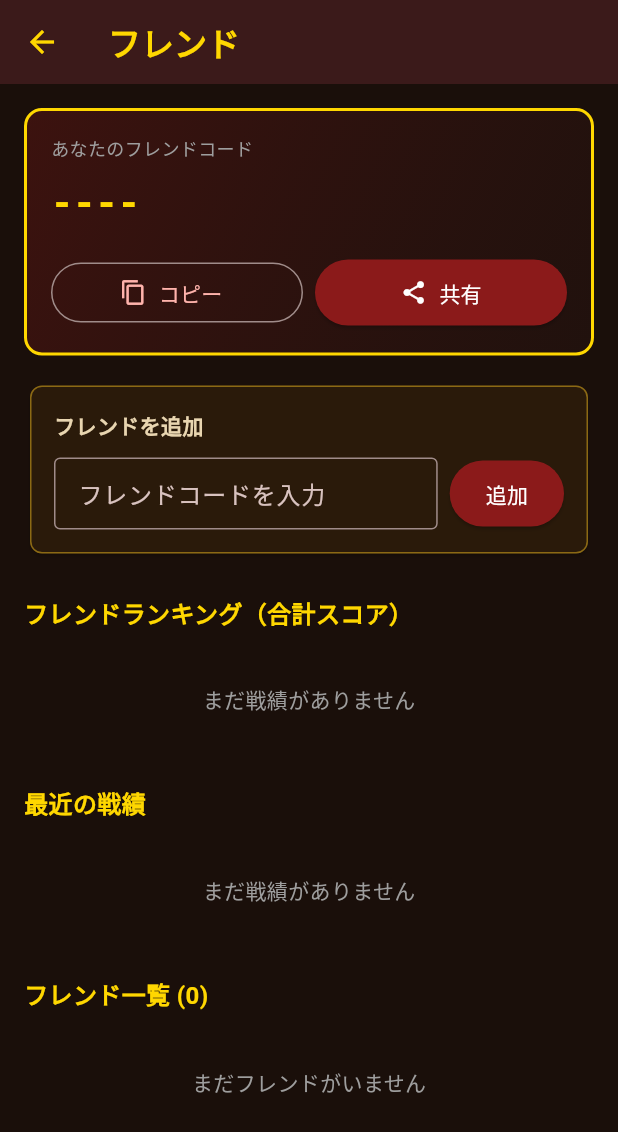
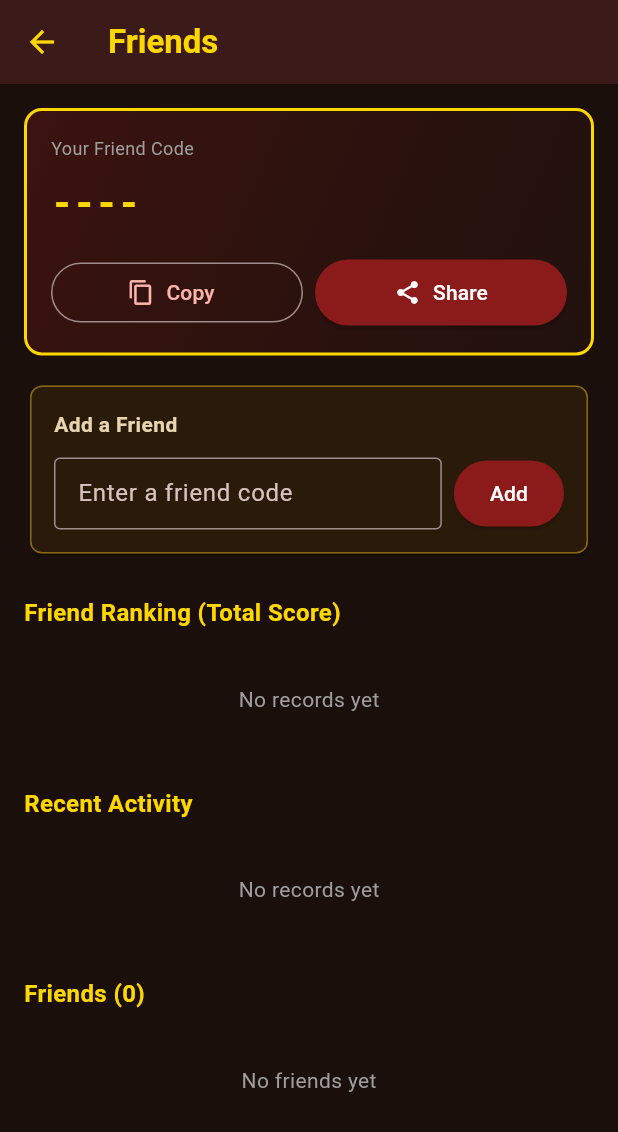
Before and after one commit to zka32101/sengoku_saihairoku, a Flutter app: the FriendsScreen screen opened by its route, on a phone screen of 412 x 824 dp. Shown: the top 1132 px of the screen. Run offline on Flutter 3.47's test engine with Material 3 defaults, Android fonts, the phone set to English and light mode, and no system bars; our stand-ins replace cloud_firestore, firebase_auth, firebase_core, firebase_messaging, flutter_local_notifications, flutter_riverpod and 6 more; missing offline and left inert: flame; accounts and stored records are empty; network calls fail.

Commit message:
フレンド画面を多言語化対応 (#98)
- app_ja.arb/app_en.arbにフレンド画面向けキーを追加
  - フレンドコード表示/共有/コピー・フレンド追加・フレンドランキング・
    最近の戦績・フレンド一覧・挑戦設定メッセージ等
  - 時刻表示は既存のstatisticsTimeMinutesAgo/statisticsTimeMonthDayキー、
    勝敗表示は既存のchainBattleWin/chainBattleLossキーを再利用
- flutter gen-l10nで生成コードを更新
- friends_screen.dartの静的UI文言をAppLocalizations経由に移行

flutter analyze: 0 issues / flutter test: 26 tests all passed


Claude-Session: https://claude.ai/code/session_016FQTHUoanQF4M3kXY84mnW

Co-authored-by: Claude <noreply@anthropic.com>

```diff
--- a/lib/l10n/app_en.arb
+++ b/lib/l10n/app_en.arb
@@ -669,5 +669,47 @@
   "cosmeticsPrestigeTierGold": "Gold",
   "cosmeticsPrestigeTierPlatinum": "Platinum",
   "cosmeticsPrestigeTierDiamond": "Diamond",
-  "cosmeticsPrestigeTierUnknown": "Unknown"
+  "cosmeticsPrestigeTierUnknown": "Unknown",
+  "friendsTitle": "Friends",
+  "friendsAddedSuccess": "Friend added!",
+  "friendsAddFailed": "The code is invalid or you're already friends",
+  "friendsChallengeScenarioTitle": "Choose a scenario to challenge",
+  "friendsNoRecordYet": "This friend has no record for this scenario yet",
+  "friendsChallengeSetMessage": "Goal set: beat {friend}'s {scenario} score of {score}! Sortie from the scenario select screen",
+  "@friendsChallengeSetMessage": {
+    "placeholders": {
+      "friend": { "type": "String" },
+      "scenario": { "type": "String" },
+      "score": { "type": "int" }
+    }
+  },
+  "friendsShareMyCodeText": "Let's battle in Sengoku Saihairoku!\nFriend code: {code}",
+  "@friendsShareMyCodeText": {
+    "placeholders": { "code": { "type": "String" } }
+  },
+  "friendsCopySuccess": "Friend code copied",
+  "friendsMyCodeLabel": "Your Friend Code",
+  "friendsCopyButton": "Copy",
+  "friendsShareButton": "Share",
+  "friendsAddFriendTitle": "Add a Friend",
+  "friendsCodeHint": "Enter a friend code",
+  "friendsAddButton": "Add",
+  "friendsRankingTitle": "Friend Ranking (Total Score)",
+  "friendsNoRecordsYet": "No records yet",
+  "friendsRecentActivityTitle": "Recent Activity",
+  "friendsListTitle": "Friends ({count})",
+  "@friendsListTitle": {
+    "placeholders": { "count": { "type": "int" } }
+  },
+  "friendsNoFriendsYet": "No friends yet",
+  "friendsYouLabel": "You",
+  "friendsActivityLine": "{player} got a {result} in {scenario}",
+  "@friendsActivityLine": {
+    "placeholders": {
+      "player": { "type": "String" },
+      "scenario": { "type": "String" },
+      "result": { "type": "String" }
+    }
+  },
+  "friendsChallengeTooltip": "Challenge"
 }
--- a/lib/presentation/screens/friends_screen.dart
+++ b/lib/presentation/screens/friends_screen.dart
@@ -5,6 +5,7 @@ import '../../core/services/firebase_service.dart';
 import '../../data/models/scenario_data.dart';
 import '../../data/repositories/friend_repository.dart';
 import '../../data/repositories/friend_challenge_repository.dart';
+import '../../l10n/generated/app_localizations.dart';
 
 /// フレンド管理画面：自分のフレンドコード表示・共有、
 /// フレンド追加、フレンド限定ランキング表示
@@ -72,6 +73,7 @@ class _FriendsScreenState extends State<FriendsScreen> {
   }
 
   Future<void> _addFriend() async {
+    final l10n = AppLocalizations.of(context)!;
     final userId = FirebaseService().userId;
     final code = _codeController.text.trim();
     if (userId == null || code.isEmpty) return;
@@ -91,10 +93,10 @@ class _FriendsScreenState extends State<FriendsScreen> {
       await _loadData();
       if (!mounted) return;
       ScaffoldMessenger.of(context).showSnackBar(
-        const SnackBar(content: Text('フレンドを追加しました！')),
+        SnackBar(content: Text(l10n.friendsAddedSuccess)),
       );
     } else {
-      setState(() => _errorMessage = 'コードが無効か、既にフレンド登録済みです');
+      setState(() => _errorMessage = l10n.friendsAddFailed);
     }
   }
 
@@ -106,10 +108,11 @@ class _FriendsScreenState extends State<FriendsScreen> {
   }
 
   Future<void> _challengeFriend(FriendInfo friend) async {
+    final l10n = AppLocalizations.of(context)!;
     final scenario = await showDialog<Scenario>(
       context: context,
       builder: (ctx) => SimpleDialog(
-        title: const Text('挑戦するシナリオを選ぶ'),
+        title: Text(l10n.friendsChallengeScenarioTitle),
         children: Scenario.values
             .map((s) => SimpleDialogOption(
                   onPressed: () => Navigator.pop(ctx, s),
@@ -126,7 +129,7 @@ class _FriendsScreenState extends State<FriendsScreen> {
 
     if (bestScore == null) {
       ScaffoldMessenger.of(context).showSnackBar(
-        const SnackBar(content: Text('このフレンドはまだこのシナリオの記録がありません')),
+        SnackBar(content: Text(l10n.friendsNoRecordYet)),
       );
       return;
     }
@@ -144,8 +147,8 @@ class _FriendsScreenState extends State<FriendsScreen> {
     ScaffoldMessenger.of(context).showSnackBar(
       SnackBar(
         content: Text(
-          '目標設定: ${friend.friendCode}の${scenario.displayNameJa}スコア '
-          '$bestScore点を超えよう！シナリオ選択から出陣してください',
+          l10n.friendsChallengeSetMessage(
+              friend.friendCode, scenario.displayNameJa, bestScore),
         ),
         duration: const Duration(seconds: 4),
       ),
@@ -153,30 +156,33 @@ class _FriendsScreenState extends State<FriendsScreen> {
   }
 
   void _shareMyCode() {
+    final l10n = AppLocalizations.of(context)!;
     final code = _myCode;
     if (code == null) return;
     SharePlus.instance.share(
       ShareParams(
-        text: '戦国采配録で対戦しよう！\nフレンドコード: $code',
+        text: l10n.friendsShareMyCodeText(code),
       ),
     );
   }
 
   void _copyMyCode() {
+    final l10n = AppLocalizations.of(context)!;
     final code = _myCode;
     if (code == null) return;
     Clipboard.setData(ClipboardData(text: code));
     ScaffoldMessenger.of(context).showSnackBar(
-      const SnackBar(content: Text('フレンドコードをコピーしました')),
+      SnackBar(content: Text(l10n.friendsCopySuccess)),
     );
   }
 
   @override
   Widget build(BuildContext context) {
+    final l10n = AppLocalizations.of(context)!;
     final myUserId = FirebaseService().userId;
 
     return Scaffold(
-      appBar: AppBar(title: const Text('フレンド')),
+      appBar: AppBar(title: Text(l10n.friendsTitle)),
       body: _loading
           ? const Center(child: CircularProgressIndicator())
           : RefreshIndicator(
@@ -188,6 +194,7 @@ class _FriendsScreenState extends State<FriendsScreen> {
                     code: _myCode ?? '----',
                     onCopy: _copyMyCode,
                     onShare: _shareMyCode,
+                    l10n: l10n,
                   ),
                   const SizedBox(height: 16),
                   _AddFriendCard(
@@ -195,10 +202,11 @@ class _FriendsScreenState extends State<FriendsScreen> {
                     isLoading: _isAddingFriend,
                     errorMessage: _errorMessage,
                     onSubmit: _addFriend,
+                    l10n: l10n,
                   ),
                   const SizedBox(height: 24),
                   Text(
-                    'フレンドランキング（合計スコア）',
+                    l10n.friendsRankingTitle,
                     style: const TextStyle(
                       fontSize: 16,
                       fontWeight: FontWeight.bold,
@@ -207,12 +215,12 @@ class _FriendsScreenState extends State<FriendsScreen> {
                   ),
                   const SizedBox(height: 12),
                   if (_ranking.isEmpty)
-                    const Padding(
-                      padding: EdgeInsets.symmetric(vertical: 24),
+                    Padding(
+                      padding: const EdgeInsets.symmetric(vertical: 24),
                       child: Center(
                         child: Text(
-                          'まだ戦績がありません',
-                          style: TextStyle(color: Colors.grey),
+                          l10n.friendsNoRecordsYet,
+                          style: const TextStyle(color: Colors.grey),
                         ),
                       ),
                     )
@@ -222,11 +230,12 @@ class _FriendsScreenState extends State<FriendsScreen> {
                             rank: entry.key + 1,
                             entry: entry.value,
                             isMe: entry.value.userId == myUserId,
+                            l10n: l10n,
                           ),
                         ),
                   const SizedBox(height: 24),
                   Text(
-                    '最近の戦績',
+                    l10n.friendsRecentActivityTitle,
                     style: const TextStyle(
                       fontSize: 16,
                       fontWeight: FontWeight.bold,
@@ -235,12 +244,12 @@ class _FriendsScreenState extends State<FriendsScreen> {
                   ),
                   const SizedBox(height: 12),
                   if (_activity.isEmpty)
-                    const Padding(
-                      padding: EdgeInsets.symmetric(vertical: 24),
+                    Padding(
+                      padding: const EdgeInsets.symmetric(vertical: 24),
                       child: Center(
                         child: Text(
-                          'まだ戦績がありません',
-                          style: TextStyle(color: Colors.grey),
+                          l10n.friendsNoRecordsYet,
+                          style: const TextStyle(color: Colors.grey),
                         ),
                       ),
                     )
@@ -249,11 +258,12 @@ class _FriendsScreenState extends State<FriendsScreen> {
                       (entry) => _ActivityRow(
                         entry: entry,
                         friendCode: _friendCodeFor(entry.userId),
+                        l10n: l10n,
                       ),
                     ),
                   const SizedBox(height: 24),
                   Text(
-                    'フレンド一覧 (${_friends.length})',
+                    l10n.friendsListTitle(_friends.length),
                     style: const TextStyle(
                       fontSize: 16,
                       fontWeight: FontWeight.bold,
@@ -262,12 +272,12 @@ class _FriendsScreenState extends State<FriendsScreen> {
                   ),
                   const SizedBox(height: 12),
                   if (_friends.isEmpty)
-                    const Padding(
-                      padding: EdgeInsets.symmetric(vertical: 24),
+                    Padding(
+                      padding: const EdgeInsets.symmetric(vertical: 24),
                       child: Center(
                         child: Text(
-                          'まだフレンドがいません',
-                          style: TextStyle(color: Colors.grey),
+                          l10n.friendsNoFriendsYet,
+                          style: const TextStyle(color: Colors.grey),
                         ),
                       ),
                     )
@@ -277,6 +287,7 @@ class _FriendsScreenState extends State<FriendsScreen> {
                         friend: friend,
                         onRemove: () => _removeFriend(friend.userId),
                         onChallenge: () => _challengeFriend(friend),
+                        l10n: l10n,
                       ),
                     ),
                 ],
@@ -290,11 +301,13 @@ class _MyCodeCard extends StatelessWidget {
   final String code;
   final VoidCallback onCopy;
   final VoidCallback onShare;
+  final AppLocalizations l10n;
 
   const _MyCodeCard({
     required this.code,
     required this.onCopy,
     required this.onShare,
+    required this.l10n,
   });
 
   @override
@@ -316,9 +329,9 @@ class _MyCodeCard extends StatelessWidget {
       child: Column(
         crossAxisAlignment: CrossAxisAlignment.start,
         children: [
-          const Text(
-            'あなたのフレンドコード',
-            style: TextStyle(fontSize: 12, color: Colors.grey),
+          Text(
+            l10n.friendsMyCodeLabel,
+            style: const TextStyle(fontSize: 12, color: Colors.grey),
           ),
           const SizedBox(height: 8),
           Text(
@@ -337,7 +350,7 @@ class _MyCodeCard extends StatelessWidget {
                 child: OutlinedButton.icon(
                   onPressed: onCopy,
                   icon: const Icon(Icons.copy, size: 18),
-                  label: const Text('コピー'),
+                  label: Text(l10n.friendsCopyButton),
                 ),
               ),
               const SizedBox(width: 8),
@@ -345,7 +358,7 @@ class _MyCodeCard extends StatelessWidget {
                 child: ElevatedButton.icon(
                   onPressed: onShare,
                   icon: const Icon(Icons.share, size: 18),
-                  label: const Text('共有'),
+                  label: Text(l10n.friendsShareButton),
                 ),
               ),
             ],
@@ -361,12 +374,14 @@ class _AddFriendCard extends StatelessWidget {
   final bool isLoading;
   final String? errorMessage;
   final VoidCallback onSubmit;
+  final AppLocalizations l10n;
 
   const _AddFriendCard({
     required this.controller,
     required this.isLoading,
     required this.errorMessage,
     required this.onSubmit,
+    required this.l10n,
   });
 
   @override
@@ -377,9 +392,9 @@ class _AddFriendCard extends StatelessWidget {
         child: Column(
           crossAxisAlignment: CrossAxisAlignment.start,
           children: [
-            const Text(
-              'フレンドを追加',
-              style: TextStyle(
+            Text(
+              l10n.friendsAddFriendTitle,
+              style: const TextStyle(
                 fontSize: 14,
                 fontWeight: FontWeight.bold,
                 color: Color(0xFFE8D5B0),
@@ -392,10 +407,10 @@ class _AddFriendCard extends StatelessWidget {
                   child: TextField(
                     controller: controller,
                     textCapitalization: TextCapitalization.characters,
-                    decoration: const InputDecoration(
-                      hintText: 'フレンドコードを入力',
+                    decoration: InputDecoration(
+                      hintText: l10n.friendsCodeHint,
                       isDense: true,
-                      border: OutlineInputBorder(),
+                      border: const OutlineInputBorder(),
                     ),
                   ),
                 ),
@@ -408,7 +423,7 @@ class _AddFriendCard extends StatelessWidget {
                           height: 16,
                           child: CircularProgressIndicator(strokeWidth: 2),
                         )
-                      : const Text('追加'),
+                      : Text(l10n.friendsAddButton),
                 ),
               ],
             ),
@@ -430,11 +445,13 @@ class _RankingRow extends StatelessWidget {
   final int rank;
   final FriendRankingEntry entry;
   final bool isMe;
+  final AppLocalizations l10n;
 
   const _RankingRow({
     required this.rank,
     required this.entry,
     required this.isMe,
+    required this.l10n,
   });
 
   @override
@@ -467,7 +484,7 @@ class _RankingRow extends StatelessWidget {
             ),
             Expanded(
               child: Text(
-                isMe ? 'あなた' : entry.userId.substring(0, 8),
+                isMe ? l10n.friendsYouLabel : entry.userId.substring(0, 8),
                 style: const TextStyle(color: Color(0xFFE8D5B0)),
               ),
             ),
@@ -488,8 +505,13 @@ class _RankingRow extends StatelessWidget {
 class _ActivityRow extends StatelessWidget {
   final FriendActivityEntry entry;
   final String? friendCode; // nullなら自分自身
+  final AppLocalizations l10n;
 
-  const _ActivityRow({required this.entry, required this.friendCode});
+  const _ActivityRow({
+    required this.entry,
+    required this.friendCode,
+    required this.l10n,
+  });
 
   String get _scenarioLabel {
     try {
@@ -501,11 +523,11 @@ class _ActivityRow extends StatelessWidget {
 
   @override
   Widget build(BuildContext context) {
-    final playerLabel = friendCode ?? 'あなた';
+    final playerLabel = friendCode ?? l10n.friendsYouLabel;
     final minutesAgo = DateTime.now().difference(entry.playedAt).inMinutes;
     final timeLabel = minutesAgo < 60
-        ? '$minutesAgo分前'
-        : '${entry.playedAt.month}月${entry.playedAt.day}日';
+        ? l10n.statisticsTimeMinutesAgo(minutesAgo)
+        : l10n.statisticsTimeMonthDay(entry.playedAt.month, entry.playedAt.day);
 
     return Card(
       margin: const EdgeInsets.only(bottom: 8),
@@ -514,7 +536,11 @@ class _ActivityRow extends StatelessWidget {
           entry.won ? Icons.emoji_events : Icons.close,
           color: entry.won ? Colors.amber : Colors.grey,
         ),
-        title: Text('$playerLabel が$_scenarioLabelで${entry.won ? '勝利' : '敗北'}'),
+        title: Text(l10n.friendsActivityLine(
+          playerLabel,
+          _scenarioLabel,
+          entry.won ? l10n.chainBattleWin : l10n.chainBattleLoss,
+        )),
         subtitle: Text(timeLabel, style: const TextStyle(fontSize: 12)),
         trailing: Text(
           '${entry.score} pt',
@@ -529,11 +555,13 @@ class _FriendRow extends StatelessWidget {
   final FriendInfo friend;
   final VoidCallback onRemove;
   final VoidCallback onChallenge;
+  final AppLocalizations l10n;
 
   const _FriendRow({
     required this.friend,
     required this.onRemove,
     required this.onChallenge,
+    required this.l10n,
   });
 
   @override
@@ -547,7 +575,7 @@ class _FriendRow extends StatelessWidget {
           children: [
             IconButton(
               icon: const Icon(Icons.sports_kabaddi, color: Color(0xFFFFD700)),
-              tooltip: '挑戦する',
+              tooltip: l10n.friendsChallengeTooltip,
               onPressed: onChallenge,
             ),
             IconButton(
```
Also changed, not shown: lib/l10n/app_ja.arb (+43 -1 lines), lib/l10n/generated/app_localizations.dart, lib/l10n/generated/app_localizations_en.dart, lib/l10n/generated/app_localizations_ja.dart.
